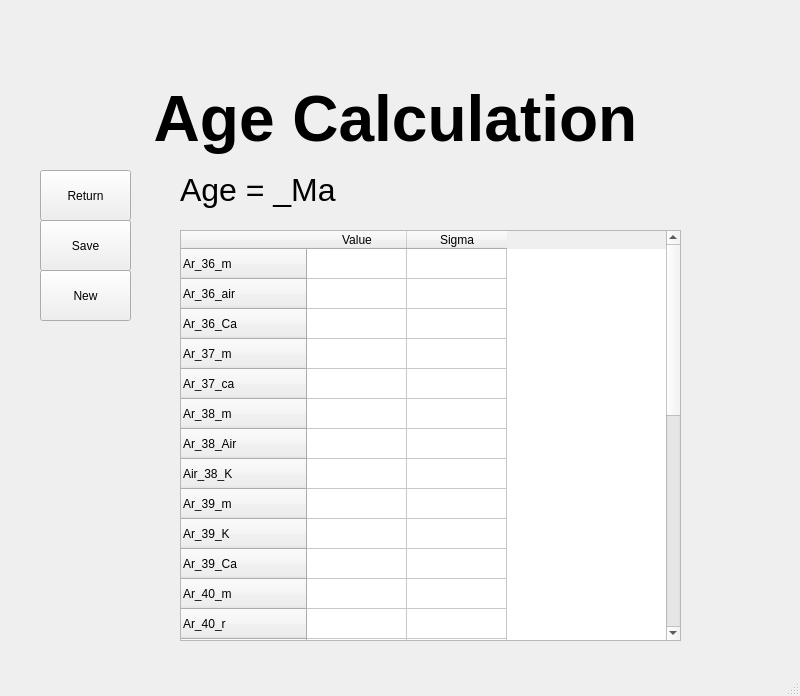
The window that UI/AgeCalculation.ui (AndrewLiu0725/pyADR) describes before a commit, drawn with Qt 5.
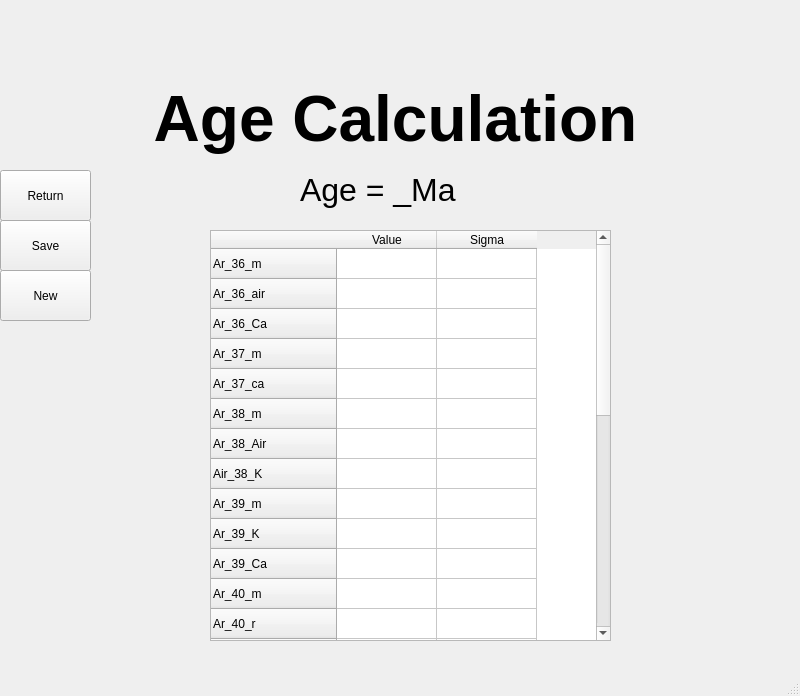
The same window after the commit.

Diff of the .ui file:
```diff
--- a/UI/AgeCalculation.ui
+++ b/UI/AgeCalculation.ui
@@ -17,7 +17,7 @@
    <widget class="QPushButton" name="save">
     <property name="geometry">
      <rect>
-      <x>40</x>
+      <x>0</x>
       <y>220</y>
       <width>91</width>
       <height>51</height>
@@ -30,7 +30,7 @@
    <widget class="QPushButton" name="return_2">
     <property name="geometry">
      <rect>
-      <x>40</x>
+      <x>0</x>
       <y>170</y>
       <width>91</width>
       <height>51</height>
@@ -56,9 +56,9 @@
    <widget class="QTableWidget" name="tableWidget">
     <property name="geometry">
      <rect>
-      <x>180</x>
+      <x>210</x>
       <y>230</y>
-      <width>501</width>
+      <width>401</width>
       <height>411</height>
      </rect>
     </property>
@@ -221,9 +221,9 @@
    <widget class="QLabel" name="age">
     <property name="geometry">
      <rect>
-      <x>180</x>
+      <x>300</x>
       <y>170</y>
-      <width>281</width>
+      <width>201</width>
       <height>41</height>
      </rect>
     </property>
@@ -234,7 +234,7 @@
    <widget class="QPushButton" name="new_2">
     <property name="geometry">
      <rect>
-      <x>40</x>
+      <x>0</x>
       <y>270</y>
       <width>91</width>
       <height>51</height>
```
